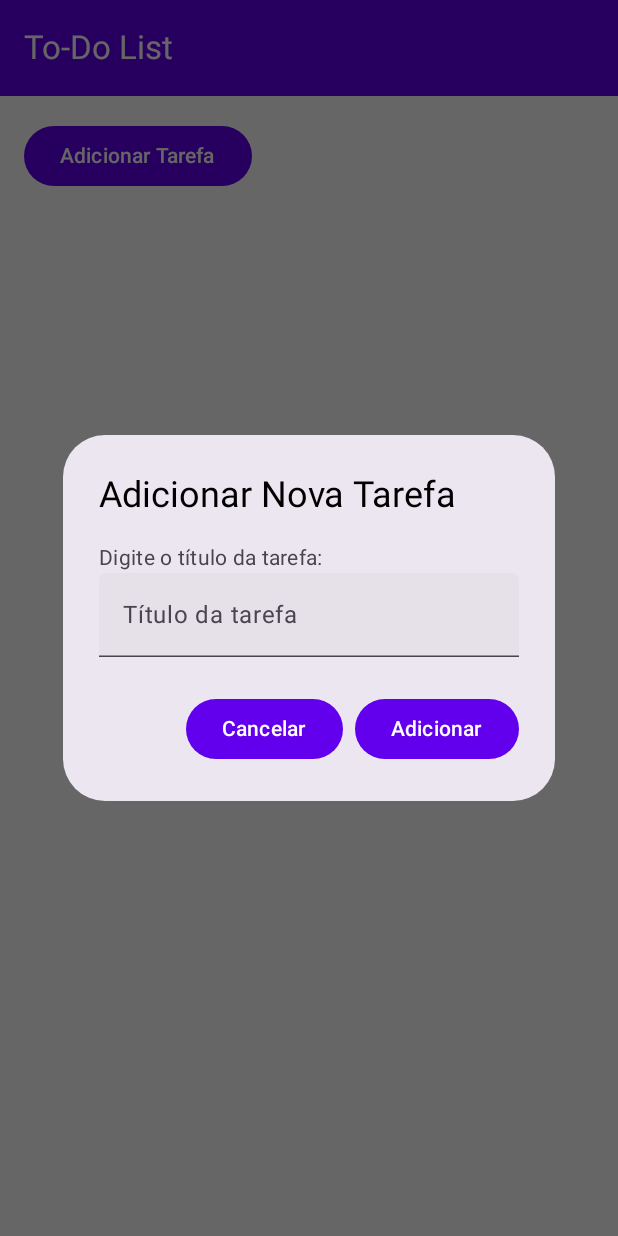
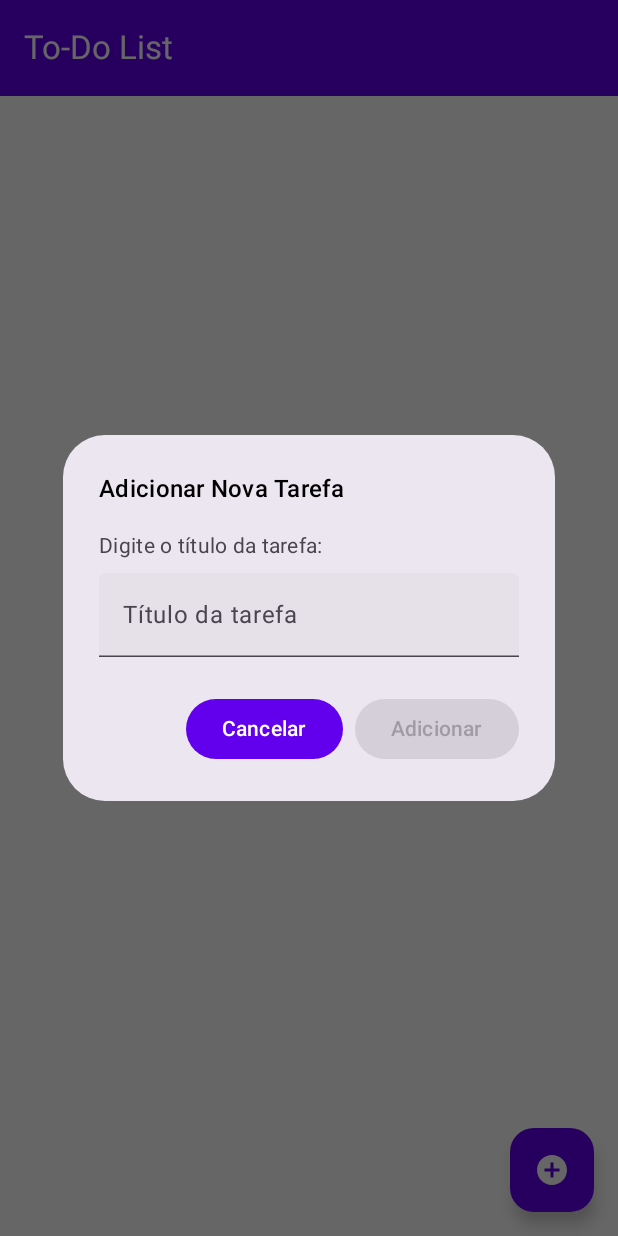
Before and after one commit to sinngjpeg/todo-sample, an Android app built with Jetpack Compose: the screen it shows after launch (MainActivity), after a tap on "Adicionar Tarefa", on a phone screen of 412 x 824 dp. Run offline under Robolectric (Android 15) with nearby library versions, the phone set to English and light mode, and no system bars; our stand-ins replace Dagger/Hilt's generated code, Room's generated code, livedata-compose.

Commit message:
final app

```diff
--- a/app/src/main/java/br/com/jpegsinng/todolistsamplearticle/presentation/ui/AddTaskDialog.kt
+++ b/app/src/main/java/br/com/jpegsinng/todolistsamplearticle/presentation/ui/AddTaskDialog.kt
@@ -1,5 +1,6 @@
 package br.com.jpegsinng.todolistsamplearticle.presentation.ui
 
+import androidx.compose.foundation.layout.Arrangement
 import androidx.compose.foundation.layout.Column
 import androidx.compose.material3.AlertDialog
 import androidx.compose.material3.Text
@@ -10,6 +11,8 @@ import androidx.compose.runtime.mutableStateOf
 import androidx.compose.runtime.remember
 import androidx.compose.runtime.setValue
 import androidx.compose.material3.Button
+import androidx.compose.material3.MaterialTheme
+import androidx.compose.ui.unit.dp
 
 
 @Composable
@@ -21,14 +24,15 @@ fun AddTaskDialog(
 
     AlertDialog(
         onDismissRequest = { onDismiss() },
-        title = { Text(text = "Adicionar Nova Tarefa") },
+        title = { Text(text = "Adicionar Nova Tarefa", style = MaterialTheme.typography.titleMedium) },
         text = {
-            Column {
-                Text("Digite o título da tarefa:")
+            Column(verticalArrangement = Arrangement.spacedBy(8.dp)) {
+                Text("Digite o título da tarefa:", style = MaterialTheme.typography.bodyMedium)
                 TextField(
                     value = taskTitle,
                     onValueChange = { taskTitle = it },
-                    placeholder = { Text("Título da tarefa") }
+                    placeholder = { Text("Título da tarefa") },
+                    singleLine = true
                 )
             }
         },
@@ -37,8 +41,10 @@ fun AddTaskDialog(
                 onClick = {
                     if (taskTitle.isNotBlank()) {
                         onAddTask(taskTitle)
+                        taskTitle = ""
                     }
-                }
+                },
+                enabled = taskTitle.isNotBlank()
             ) {
                 Text("Adicionar")
             }
--- a/app/src/main/java/br/com/jpegsinng/todolistsamplearticle/presentation/ui/TaskListScreen.kt
+++ b/app/src/main/java/br/com/jpegsinng/todolistsamplearticle/presentation/ui/TaskListScreen.kt
@@ -1,11 +1,16 @@
 package br.com.jpegsinng.todolistsamplearticle.presentation.ui
 
+import androidx.compose.foundation.background
+import androidx.compose.foundation.layout.Box
 import androidx.compose.foundation.layout.Column
 import androidx.compose.foundation.layout.fillMaxSize
 import androidx.compose.foundation.layout.padding
 import androidx.compose.foundation.lazy.LazyColumn
 import androidx.compose.foundation.lazy.items
-import androidx.compose.material3.Button
+import androidx.compose.material3.FloatingActionButton
+import androidx.compose.material3.Icon
+import androidx.compose.material3.MaterialTheme
+import androidx.compose.material3.Scaffold
 import androidx.compose.material3.Text
 import androidx.compose.runtime.Composable
 import androidx.compose.runtime.getValue
@@ -13,9 +18,12 @@ import androidx.compose.runtime.livedata.observeAsState
 import androidx.compose.runtime.mutableStateOf
 import androidx.compose.runtime.remember
 import androidx.compose.runtime.setValue
+import androidx.compose.ui.Alignment
 import androidx.compose.ui.Modifier
+import androidx.compose.ui.res.painterResource
 import androidx.compose.ui.unit.dp
 import androidx.hilt.navigation.compose.hiltViewModel
+import br.com.jpegsinng.todolistsamplearticle.R
 import br.com.jpegsinng.todolistsamplearticle.presentation.viewmodel.TaskViewModel
 
 @Composable
@@ -24,20 +32,45 @@ fun TaskListScreen(
     viewModel: TaskViewModel = hiltViewModel()
 ) {
     var showAddTaskDialog by remember { mutableStateOf(false) }
-
     val tasks by viewModel.tasks.observeAsState(emptyList())
 
-    Column(modifier = modifier) {
-        // Botão para abrir o diálogo de adicionar tarefa
-        Button(
+    Scaffold(
+        floatingActionButton = {
+            FloatingActionButton(
                 onClick = { showAddTaskDialog = true },
-            modifier = Modifier.padding(16.dp)
+                containerColor = MaterialTheme.colorScheme.primary
             ) {
-            Text("Adicionar Tarefa")
+                Icon(
+                    painter = painterResource(id = R.drawable.ic_add),
+                    contentDescription = "Adicionar Tarefa",
+                    tint = MaterialTheme.colorScheme.onPrimary
+                )
             }
-
+        },
+        content = { innerPadding ->
+            Column(
+                modifier = modifier
+                    .padding(innerPadding)
+                    .background(MaterialTheme.colorScheme.background)
+            ) {
+                if (tasks.isEmpty()) {
+                    // Exibe a mensagem quando não há tarefas
+                    Box(
+                        modifier = Modifier
+                            .fillMaxSize()
+                            .padding(16.dp),
+                        contentAlignment = Alignment.Center
+                    ) {
+                        Text(
+                            "Nenhuma tarefa encontrada",
+                            style = MaterialTheme.typography.bodyLarge,
+                            color = MaterialTheme.colorScheme.onSurfaceVariant
+                        )
+                    }
+                } else {
+                    // Exibe a lista de tarefas quando há itens na lista
                     LazyColumn(
-            modifier = modifier.fillMaxSize()
+                        modifier = Modifier.fillMaxSize()
                     ) {
                         items(tasks) { task ->
                             TaskItem(
@@ -48,14 +81,16 @@ fun TaskListScreen(
                         }
                     }
                 }
-
+            }
+        }
+    )
 
     if (showAddTaskDialog) {
         AddTaskDialog(
-            onDismiss = { showAddTaskDialog = false }, // Fecha o diálogo
+            onDismiss = { showAddTaskDialog = false },
             onAddTask = { taskTitle ->
-                viewModel.addTask(taskTitle) // Adiciona a nova tarefa no ViewModel
-                showAddTaskDialog = false  // Fecha o diálogo após adicionar a tarefa
+                viewModel.addTask(taskTitle)
+                showAddTaskDialog = false
             }
         )
     }
--- /dev/null
+++ b/app/src/main/res/drawable/ic_add.xml
@@ -0,0 +1,5 @@
+<vector xmlns:android="http://schemas.android.com/apk/res/android" android:height="24dp" android:tint="#000000" android:viewportHeight="24" android:viewportWidth="24" android:width="24dp">
+
+    <path android:fillColor="@android:color/white" android:pathData="M12,2C6.48,2 2,6.48 2,12s4.48,10 10,10 10,-4.48 10,-10S17.52,2 12,2zM17,13h-4v4h-2v-4L7,13v-2h4L11,7h2v4h4v2z"/>
+
+</vector>
```
Also changed, not shown: app/src/main/java/br/com/jpegsinng/todolistsamplearticle/presentation/ui/TaskItem.kt (+14 -15 lines). Lines whose indentation alone changed are shown as unchanged.
